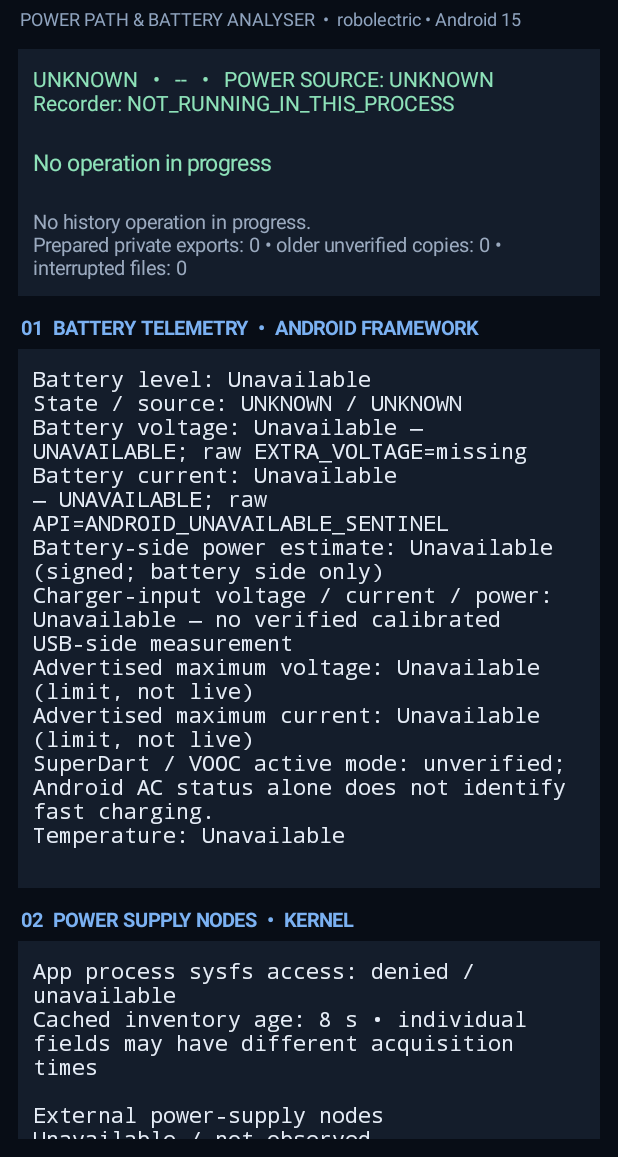
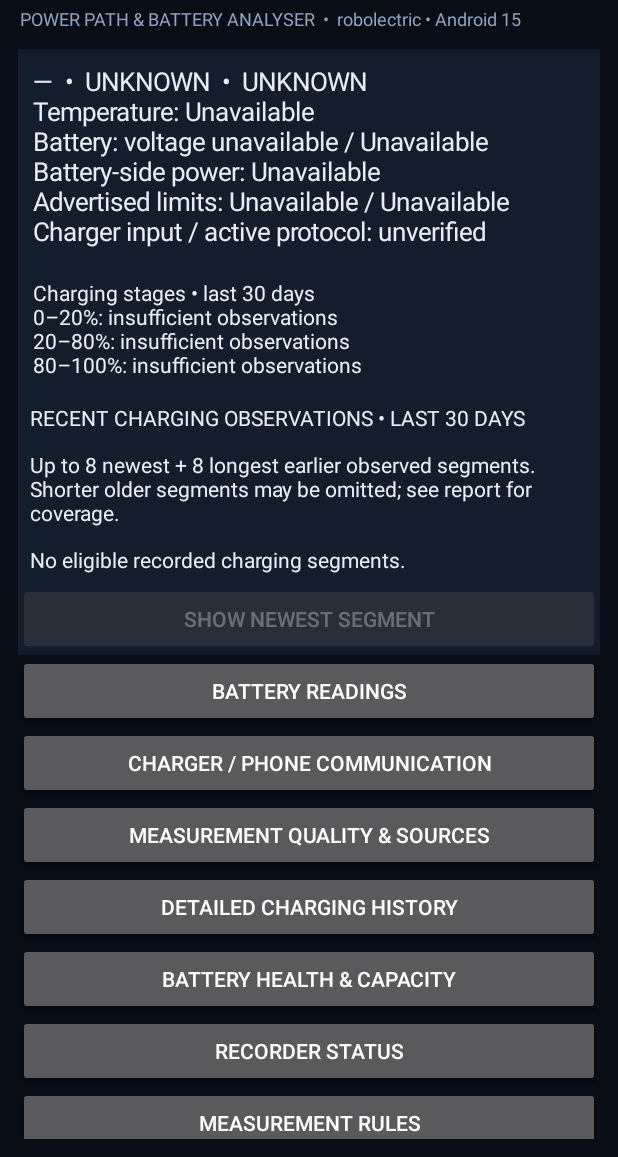
Before and after one commit to astramark06-sudo/Battery-only, an Android app: the screen it shows after launch (MainActivity), on a phone screen of 412 x 824 dp, the part 79-1236 px from its top. Run offline under Robolectric (Android 15) with nearby library versions, the phone set to English and light mode, and no system bars; network calls fail; 2 statements that could not run were skipped.

Commit message:
Simplify charging dashboard and preserve scroll during refresh

```diff
--- a/BatteryScope/app/src/main/java/com/batteryscope/ChargingCurvePanel.kt
+++ b/BatteryScope/app/src/main/java/com/batteryscope/ChargingCurvePanel.kt
@@ -23,6 +23,8 @@ internal class ChargingCurvePanel(context: Context) : LinearLayout(context) {
     private val tempLabel = label()
     private val tempPlot = DotPlot(context, Color.rgb(255,190,120))
     private val details = label()
+    private val detailsToggle = Button(context)
+    private var detailsExpanded = false
     private var curves = emptyList<ChargingProfile.Curve>()
     private var selected = 0
 
@@ -51,8 +53,14 @@ internal class ChargingCurvePanel(context: Context) : LinearLayout(context) {
         addView(socPlot,LayoutParams(-1,dp(120)))
         addView(tempLabel)
         addView(tempPlot,LayoutParams(-1,dp(120)))
+        detailsToggle.text = "Show chart checkpoints"
+        detailsToggle.setOnClickListener {
+            detailsExpanded = !detailsExpanded
+            render()
+        }
+        addView(detailsToggle)
         addView(details)
-        details.setTextIsSelectable(true)
+        details.setTextIsSelectable(false)
         render()
     }
 
@@ -66,22 +74,24 @@ internal class ChargingCurvePanel(context: Context) : LinearLayout(context) {
     private fun render() {
         val c = curves.getOrNull(selected)
         next.isEnabled = curves.size > 1
-        next.text = if (selected+1 < curves.size) "Show earlier segment" else "Show newest segment"
+        next.setTextIfChanged(if (selected+1 < curves.size) "Show earlier segment" else "Show newest segment")
+        detailsToggle.setTextIfChanged(if (detailsExpanded) "Hide chart checkpoints" else "Show chart checkpoints")
         if (c == null) {
-            description.text = "No eligible recorded charging segments."
-            listOf(socLabel,socPlot,tempLabel,tempPlot,details).forEach { it.visibility = View.GONE }
+            description.setTextIfChanged("No eligible recorded charging segments.")
+            listOf(socLabel,socPlot,tempLabel,tempPlot,details,detailsToggle).forEach { it.visibility = View.GONE }
             return
         }
-        listOf(socLabel,socPlot,tempLabel,details).forEach { it.visibility = View.VISIBLE }
+        listOf(socLabel,socPlot,tempLabel,detailsToggle).forEach { it.visibility = View.VISIBLE }
+        details.visibility = if (detailsExpanded) View.VISIBLE else View.GONE
         val points = c.points()
         val span = c.last.elapsed-c.first.elapsed
         val start = c.first.wallMs?.let { DateFormat.getDateTimeInstance().format(Date(it)) } ?: "unknown wall time"
-        description.text = String.format(Locale.US,
+        description.setTextIfChanged(String.format(Locale.US,
             "Segment %d of %d (newest first) • %s • %s\n%.2f observed minutes • %d of %d checkpoints shown. Separate segments may have gaps; not total connected time.",
-            selected+1,curves.size,c.first.plug,start,span/60_000.0,points.size,c.count)
+            selected+1,curves.size,c.first.plug,start,span/60_000.0,points.size,c.count))
         fun x(s: ChargingProfile.Sample): Float =
             if (span > 0L) ((s.elapsed-c.first.elapsed).toDouble()/span).toFloat() else 0.5f
-        socLabel.text = "Battery level • bottom 0%, top 100% • elapsed time →"
+        socLabel.setTextIfChanged("Battery level • bottom 0%, top 100% • elapsed time →")
         socPlot.setDots(points.mapNotNull { s -> s.percent?.let { x(s) to it/100f } })
         val temperatures = points.mapNotNull { s ->
             s.temperatureC?.takeIf { it in -100.0..100.0 }?.let { x(s) to it }
@@ -89,7 +99,7 @@ internal class ChargingCurvePanel(context: Context) : LinearLayout(context) {
         val fullTemperature = "All observed segment temperatures: " + c.observedTemperatureText() +
             " (before thinning)"
         if (temperatures.isEmpty()) {
-            tempLabel.text = "Battery temperature • no usable retained readings\n" + fullTemperature
+            tempLabel.setTextIfChanged("Battery temperature • no usable retained readings\n" + fullTemperature)
             tempPlot.visibility = View.GONE
             tempPlot.setDots(emptyList())
         } else {
@@ -97,12 +107,12 @@ internal class ChargingCurvePanel(context: Context) : LinearLayout(context) {
             val bounds = checkNotNull(c.observedTemperatureBounds())
             val lo = floor(bounds.first/5.0)*5.0
             val hi = maxOf(lo+5.0,ceil(bounds.second/5.0)*5.0)
-            tempLabel.text = String.format(Locale.US,"Battery temperature • bottom %.0f °C, top %.0f °C • elapsed time →",lo,hi) +
-                "\n" + fullTemperature
+            tempLabel.setTextIfChanged(String.format(Locale.US,"Battery temperature • bottom %.0f °C, top %.0f °C • elapsed time →",lo,hi) +
+                "\n" + fullTemperature)
             tempPlot.visibility = View.VISIBLE
             tempPlot.setDots(temperatures.map { it.first to ((it.second-lo)/(hi-lo)).toFloat() })
         }
-        details.text = buildString {
+        details.setTextIfChanged(buildString {
             appendLine("Dots are actual retained samples; no interpolation.")
             appendLine("Elapsed min | SOC | Battery temperature")
             points.forEach { s ->
@@ -111,7 +121,7 @@ internal class ChargingCurvePanel(context: Context) : LinearLayout(context) {
                 } ?: "unavailable"
                 appendLine(String.format(Locale.US,"%.2f | %d%% | %s",(s.elapsed-c.first.elapsed)/60_000.0,s.percent,temp))
             }
-        }
+        })
     }
 
     private class DotPlot(context: Context, private val color: Int) : View(context) {
@@ -119,6 +129,7 @@ internal class ChargingCurvePanel(context: Context) : LinearLayout(context) {
         private var dots = emptyList<Pair<Float,Float>>()
         init { importantForAccessibility = IMPORTANT_FOR_ACCESSIBILITY_NO }
         fun setDots(values: List<Pair<Float,Float>>) {
+            if (dots == values) return
             dots = values
             invalidate()
         }
--- /dev/null
+++ b/BatteryScope/app/src/main/java/com/batteryscope/DashboardScrollView.kt
@@ -0,0 +1,50 @@
+package com.batteryscope
+
+import android.content.Context
+import android.widget.ScrollView
+import android.widget.TextView
+
+internal fun TextView.setTextIfChanged(value: String) {
+    if (text.toString() != value) text = value
+}
+
+/** Preserve passive refresh position, while allowing ordinary touch/focus navigation. */
+internal class DashboardScrollView(context: Context) : ScrollView(context) {
+    private var preserveNextLayout = false
+
+    fun refreshContent(update: () -> Unit) {
+        val oldX = scrollX
+        val oldY = scrollY
+        update()
+        if (isLayoutRequested) preserveNextLayout = true
+        if (scrollX != oldX || scrollY != oldY) scrollTo(oldX,oldY)
+    }
+
+    override fun onLayout(changed: Boolean, l: Int, t: Int, r: Int, b: Int) {
+        val preserve = preserveNextLayout
+        preserveNextLayout = false
+        val oldX = scrollX
+        val oldY = scrollY
+        super.onLayout(changed,l,t,r,b)
+        if (preserve) scrollTo(oldX,oldY)
+    }
+}
+
+internal fun compactChargingStages(report: String): String {
+    val ranges = listOf("0–20%:", "20–80%:", "80–100%:")
+    val stageLines = report.substringAfter("=== CHARGING STAGES (LAST 30 DAYS) ===","")
+        .substringBefore("Stage speeds use").lineSequence().map { it.trim() }.toList()
+    return buildString {
+        appendLine("Charging stages • last 30 days")
+        ranges.forEachIndexed { index, range ->
+            val rowIndex = stageLines.indexOfFirst { it.startsWith(range) }
+            val row = stageLines.getOrNull(rowIndex) ?: "$range unavailable"
+            val completed = if (rowIndex >= 0) stageLines.getOrNull(rowIndex+2)
+                ?.takeIf { it.startsWith("Completed exact-boundary spans:") }
+                ?.substringAfter(": ") else null
+            append(row)
+            if (completed != null && completed != "unavailable") append("\n  Complete spans: $completed")
+            if (index != ranges.lastIndex) appendLine()
+        }
+    }
+}
--- a/BatteryScope/app/src/main/java/com/batteryscope/MainActivity.kt
+++ b/BatteryScope/app/src/main/java/com/batteryscope/MainActivity.kt
@@ -14,6 +14,7 @@ import android.os.Build
 import android.provider.Settings
 import android.os.Bundle
 import android.net.Uri
+import android.view.View
 import android.view.WindowInsets
 import android.view.WindowInsetsController
 import android.widget.Button
@@ -28,6 +29,9 @@ import java.util.Locale
 
 class MainActivity : Activity() {
     private lateinit var batteryManager: BatteryManager
+    private lateinit var dashboardScroll: DashboardScrollView
+    private lateinit var liveSummary: TextView
+    private lateinit var stageSummary: TextView
     private lateinit var batteryText: TextView
     private lateinit var chargerText: TextView
     private lateinit var diagnosticText: TextView
@@ -132,7 +136,8 @@ class MainActivity : Activity() {
             setPadding(margin, margin, margin, margin)
             setBackgroundColor(Color.rgb(8, 13, 22))
         }
-        val scroll = ScrollView(this)
+        val scroll = DashboardScrollView(this)
+        dashboardScroll = scroll
         val content = LinearLayout(this).apply {
             orientation = LinearLayout.VERTICAL
             setPadding(0, 0, 0, dp(12))
@@ -155,29 +160,44 @@ class MainActivity : Activity() {
         }
         content.addView(title)
         content.addView(subtitle)
-        monitorText = makeText(14f, Color.rgb(142, 226, 185), false)
-        monitorText.text = "Monitoring status not yet confirmed"
-        statusText.text = "No operation in progress"
-        content.addView(monitorText)
-        content.addView(statusText)
-        historyOperationText = makeText(13f, Color.rgb(155, 170, 191), false)
-        content.addView(historyOperationText)
-
-        batteryText = addPanel(content, "01  BATTERY TELEMETRY  •  ANDROID FRAMEWORK")
-        chargerText = addPanel(content, "02  POWER SUPPLY NODES  •  KERNEL")
-        diagnosticText = addPanel(content, "03  ACCESS, SOURCE & DATA QUALITY")
+        liveSummary = makeText(17f, Color.rgb(230,237,247), false).apply {
+            text = "Waiting for battery readings…"
+        }
+        content.addView(liveSummary)
+        stageSummary = makeText(14f, Color.rgb(230,237,247), false).apply {
+            text = "Charging stages (last 30 days)\nWaiting for history…"
+        }
+        content.addView(stageSummary)
         curvePanel = ChargingCurvePanel(this)
         content.addView(curvePanel, LinearLayout.LayoutParams(-1, -2))
-        historyText = addPanel(content, "04  CHARGING / DISCHARGING SESSIONS")
-        historyText.text = "Recorder starts automatically. Local history accumulates across days, weeks and months."
-        capacityText = addPanel(content, "05  BATTERY HEALTH & FULL-CHARGE CAPACITY")
-        capacityText.text = "Capacity estimate not available yet. Record several charging/discharging sessions with the recorder enabled."
+        batteryText = addPanel(content, "Battery readings")
+        chargerText = addPanel(content, "Charger / phone communication")
+        diagnosticText = addPanel(content, "Measurement quality & sources")
+        historyText = addPanel(content, "Detailed charging history")
+        historyText.text = "Waiting for history…"
+        capacityText = addPanel(content, "Battery health & capacity")
+        capacityText.text = "Capacity estimate not available yet."
+        monitorText = addPanel(content, "Recorder status")
+        monitorText.text = "Monitoring status not yet confirmed"
+        addPanel(content, "Measurement rules").text =
+            "Battery-side current is not charger input current. Raw charger/BMS/USB data is shown only when accessible. BatteryScope does not capture proprietary SuperDart packets, select a USB protocol or write charging controls."
 
-        val note = makeText(13f, Color.rgb(155, 170, 191), false).apply {
-            text = "Measurement rules: battery current is not USB input current. Only USB/charger supply nodes can report charger-side voltage/current. BatteryScope does not decode the proprietary SuperDart wire handshake, alter the selected USB protocol or write charging controls."
-            setPadding(dp(2), dp(10), dp(2), dp(12))
+        val toolsToggle = Button(this).apply { text = "Show history & settings tools" }
+        val toolsContent = LinearLayout(this).apply {
+            orientation = LinearLayout.VERTICAL
+            visibility = View.GONE
         }
-        content.addView(note)
+        toolsToggle.setOnClickListener {
+            val opening = toolsContent.visibility != View.VISIBLE
+            toolsContent.visibility = if (opening) View.VISIBLE else View.GONE
+            toolsToggle.text = if (opening) "Hide history & settings tools" else "Show history & settings tools"
+        }
+        content.addView(toolsToggle)
+        content.addView(toolsContent)
+        statusText.text = "No operation in progress"
+        toolsContent.addView(statusText)
+        historyOperationText = makeText(13f, Color.rgb(155,170,191),false)
+        toolsContent.addView(historyOperationText)
 
         val refreshButton = Button(this).apply {
             text = "Refresh"
@@ -195,7 +215,7 @@ class MainActivity : Activity() {
                     .setPositiveButton("Prepare") { _, _ -> exportRecorderHistory() }.show()
             }
         }
-        content.addView(exportButton, LinearLayout.LayoutParams(-1, -2))
+        toolsContent.addView(exportButton, LinearLayout.LayoutParams(-1, -2))
         val backupButton = Button(this).apply {
             text = "Prepare portable history backup"
             setOnClickListener {
@@ -206,12 +226,12 @@ class MainActivity : Activity() {
                     .setPositiveButton("Save") { _, _ -> exportRecorderHistory(true) }.show()
             }
         }
-        content.addView(backupButton, LinearLayout.LayoutParams(-1, -2))
-        content.addView(Button(this).apply {
+        toolsContent.addView(backupButton, LinearLayout.LayoutParams(-1, -2))
+        toolsContent.addView(Button(this).apply {
             text = "Save / retry prepared export"
             setOnClickListener { choosePreparedExport(false) }
         }, LinearLayout.LayoutParams(-1, -2))
-        content.addView(Button(this).apply {
+        toolsContent.addView(Button(this).apply {
             text = "Discard prepared copy"
             setOnClickListener { choosePreparedExport(true) }
         }, LinearLayout.LayoutParams(-1, -2))
@@ -219,8 +239,8 @@ class MainActivity : Activity() {
             text = "Restore earlier history backup"
             setOnClickListener { chooseHistoryBackup() }
         }
-        content.addView(restoreButton, LinearLayout.LayoutParams(-1, -2))
-        content.addView(Button(this).apply {
+        toolsContent.addView(restoreButton, LinearLayout.LayoutParams(-1, -2))
+        toolsContent.addView(Button(this).apply {
             text = "Recover earlier history with exact overlap"
             setOnClickListener { chooseHistoryBackup(exactOverlap = true) }
         }, LinearLayout.LayoutParams(-1, -2))
@@ -228,16 +248,16 @@ class MainActivity : Activity() {
             text = "Import original BatteryScope CSV"
             setOnClickListener { chooseHistoryBackup(true) }
         }
-        content.addView(legacyButton, LinearLayout.LayoutParams(-1, -2))
+        toolsContent.addView(legacyButton, LinearLayout.LayoutParams(-1, -2))
         val batterySettingsButton = Button(this).apply {
             text = "Battery optimisation settings"
             setOnClickListener { openBatteryOptimisationSettings() }
         }
-        content.addView(batterySettingsButton, LinearLayout.LayoutParams(-1, -2))
+        toolsContent.addView(batterySettingsButton, LinearLayout.LayoutParams(-1, -2))
         samplingModeButton = Button(this).apply {
             setOnClickListener { toggleSamplingMode() }
         }
-        content.addView(samplingModeButton, LinearLayout.LayoutParams(-1, -2))
+        toolsContent.addView(samplingModeButton, LinearLayout.LayoutParams(-1, -2))
         updateSamplingModeButton()
 
         scroll.addView(content)
@@ -266,21 +286,27 @@ class MainActivity : Activity() {
             if (mono) typeface = Typeface.MONOSPACE
             setPadding(dp(10), dp(10), dp(10), dp(10))
             setBackgroundColor(Color.rgb(20, 29, 43))
-            setTextIsSelectable(true)
+            setTextIsSelectable(false)
         }
 
     private fun addPanel(parent: LinearLayout, heading: String): TextView {
-        val label = TextView(this).apply {
+        // Detached text holder. Open dialogs keep their own immutable snapshot.
+        val body = makeText(14f,Color.rgb(230,237,247),true)
+        parent.addView(Button(this).apply {
             text = heading
-            textSize = 13f
-            if (Build.VERSION.SDK_INT >= 28) isAccessibilityHeading = true
-            setTextColor(Color.rgb(123, 177, 242))
-            typeface = Typeface.DEFAULT_BOLD
-            setPadding(dp(2), dp(12), dp(2), dp(5))
-        }
-        val body = makeText(14f, Color.rgb(230, 237, 247), true)
-        parent.addView(label)
-        parent.addView(body)
+            setOnClickListener {
+                val snapshot = makeText(14f,Color.rgb(230,237,247),true).apply {
+                    text = body.text.toString().ifBlank { "Waiting for data…" }
+                    setTextIsSelectable(true)
+                }
+                val reportScroll = ScrollView(this@MainActivity).apply { addView(snapshot) }
+                AlertDialog.Builder(this@MainActivity)
+                    .setTitle(heading)
+                    .setView(reportScroll)
+                    .setPositiveButton("Close",null)
+                    .show()
+            }
+        })
         return body
     }
 
@@ -568,19 +594,34 @@ class MainActivity : Activity() {
             append("Refresh: ${SimpleDateFormat("HH:mm:ss", Locale.US).format(Date())} • 2-second dashboard refresh")
         }
 
+        val compactReport = buildString {
+            appendLine("${reading.percent?.let { "$it%" } ?: "—"}  •  ${reading.status}  •  ${reading.plugged}")
+            appendLine("Temperature: " + format(reading.temperatureC,"°C"))
+            appendLine("Battery: " + (reading.rawVoltageMv?.takeIf { voltageAssessment.usable }?.let { "$it mV" } ?: "voltage unavailable") +
+                " / " + format(currentMa,"mA"))
+            appendLine("Battery-side power: " + format(estimatedBatteryPowerW,"W"))
+            appendLine("Advertised limits: " + format(reading.maxChargingVoltageUv?.div(1_000_000.0),"V") +
+                " / " + format(reading.maxChargingCurrentUa?.div(1000.0),"mA"))
+            append("Charger input / active protocol: unverified")
+        }
         runOnUiThread {
             if (!isFinishing && !isDestroyed) {
-                monitorText.text = statusReport + "\nRecorder: " + BatteryRecorderService.liveHealthReport()
-                batteryText.text = batteryReport
-                chargerText.text = chargerReport
-                diagnosticText.text = diagnosticReport
+                dashboardScroll.refreshContent {
+                    liveSummary.setTextIfChanged(compactReport)
+                    monitorText.setTextIfChanged(statusReport + "\nRecorder: " + BatteryRecorderService.liveHealthReport())
+                    batteryText.setTextIfChanged(batteryReport)
+                    chargerText.setTextIfChanged(chargerReport)
+                    diagnosticText.setTextIfChanged(diagnosticReport)
+                }
                 refreshHistoryDisplay(false)
             }
         }
         } catch (t: Throwable) {
             runOnUiThread {
-                if (!isFinishing && !isDestroyed) diagnosticText.text =
-                    "LIVE TELEMETRY READ FAILED: ${t.javaClass.simpleName}: ${t.message ?: "unknown"}"
+                if (!isFinishing && !isDestroyed) dashboardScroll.refreshContent {
+                    diagnosticText.setTextIfChanged("LIVE TELEMETRY READ FAILED: ${t.javaClass.simpleName}: ${t.message ?: "unknown"}")
+                    liveSummary.setTextIfChanged("Live readings unavailable. See measurement quality & sources.")
+                }
             }
         } finally {
             telemetryReadInFlight.set(false)
@@ -672,8 +713,11 @@ class MainActivity : Activity() {
             runOnUiThread {
                 val followUp = historyRefreshGate.finish()
                 if (!isFinishing && !isDestroyed && ::historyText.isInitialized) {
-                    historyText.text = result.first
-                    curvePanel.setCurves(result.second)
+                    dashboardScroll.refreshContent {
+                        historyText.setTextIfChanged(result.first)
+                        stageSummary.setTextIfChanged(compactChargingStages(result.first))
+                        curvePanel.setCurves(result.second)
+                    }
                     if (followUp) refreshHistoryDisplay(true)
                 }
             }
@@ -694,7 +738,7 @@ class MainActivity : Activity() {
             runOnUiThread {
                 val followUp = capacityRefreshGate.finish()
                 if (!isFinishing && !isDestroyed && ::capacityText.isInitialized) {
-                    capacityText.text = report
+                    capacityText.setTextIfChanged(report)
                     if (followUp) refreshCapacityDisplay()
                 }
             }
@@ -703,8 +747,10 @@ class MainActivity : Activity() {
 
     private fun updateHistoryOperations() {
         val state = HistoryOperations.state
-        historyOperationText.text = state.message + "\nPrepared private exports: " + state.ready.size +
-            " • older unverified copies: " + state.legacy.size + " • interrupted files: " + state.interrupted.size
+        dashboardScroll.refreshContent {
+            historyOperationText.setTextIfChanged(state.message + "\nPrepared private exports: " + state.ready.size +
+                " • older unverified copies: " + state.legacy.size + " • interrupted files: " + state.interrupted.size)
+        }
         if (state.restoreRevision != observedRestoreRevision) {
             observedRestoreRevision = state.restoreRevision
             refreshHistoryDisplay(true)
```
Also changed, not shown: 8 other files.
